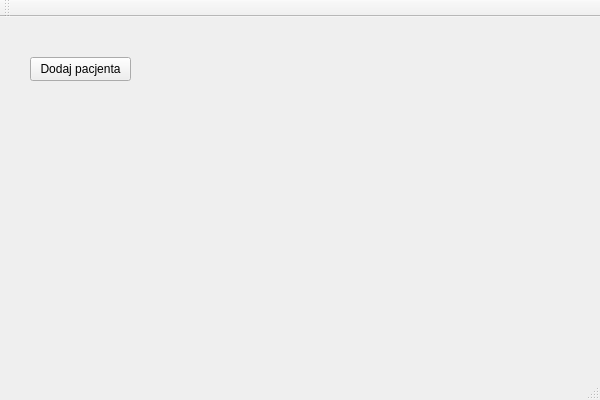
First picture: the form in Pacjenci/Pacjenci.ui, repository Kupsztajn/Jipp, before the edit.
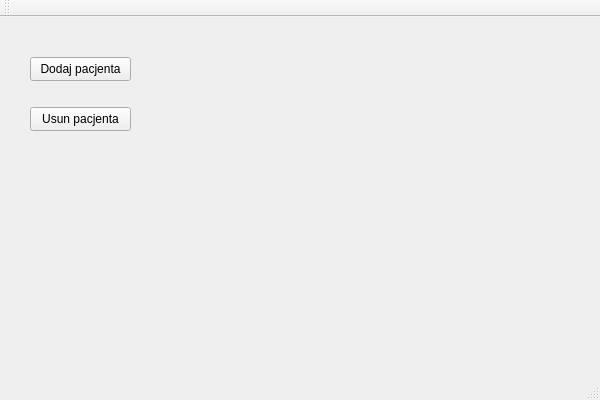
Second picture: the form after the edit.

Commit message: Dodano przycik usun pacjenta, rekacje i komunikat (modyfikacja listy do dodania)

What changed in the file:
```diff
--- a/Pacjenci/Pacjenci.ui
+++ b/Pacjenci/Pacjenci.ui
@@ -27,6 +27,19 @@
      <string>Dodaj pacjenta</string>
     </property>
    </widget>
+   <widget class="QPushButton" name="Button_Usun">
+    <property name="geometry">
+     <rect>
+      <x>30</x>
+      <y>90</y>
+      <width>101</width>
+      <height>24</height>
+     </rect>
+    </property>
+    <property name="text">
+     <string>Usun pacjenta</string>
+    </property>
+   </widget>
   </widget>
   <widget class="QMenuBar" name="menuBar">
    <property name="geometry">
```
Left out of the diff: 17 changed lines with no effect on the pictures. The commit also changes 2 other files.
